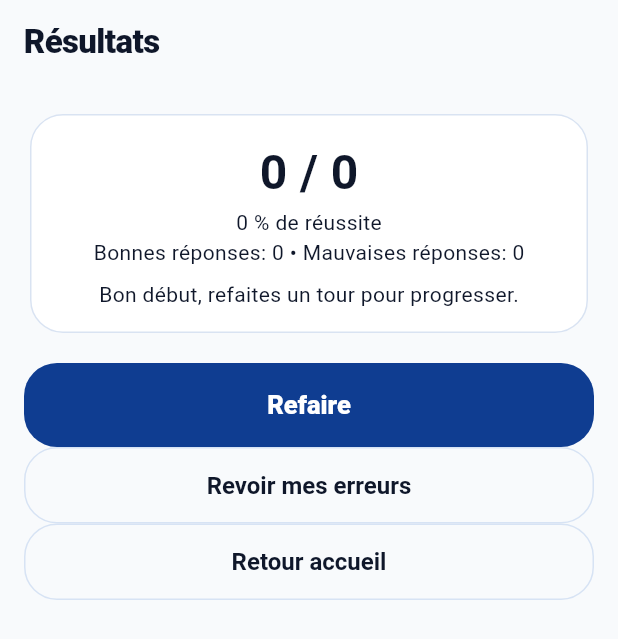
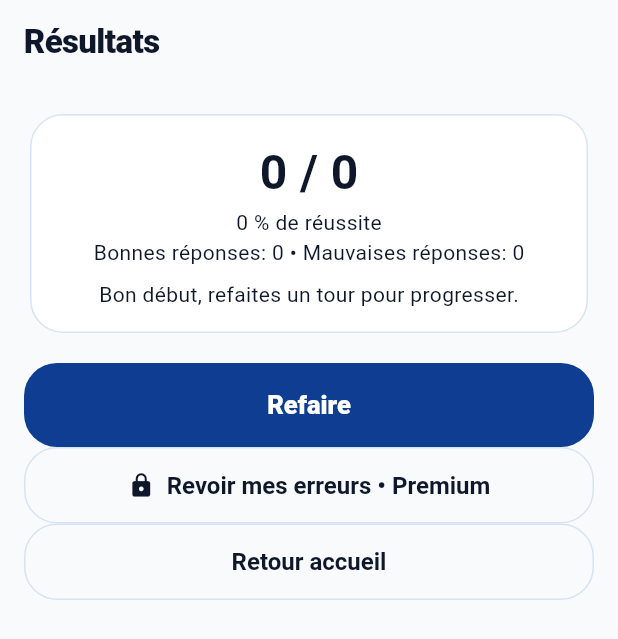
Before and after one commit to anaslamaizi/Examen-Civique, a Flutter app: the ResultsScreen screen opened directly, on a phone screen of 412 x 824 dp. Shown: the top 639 px of the screen. Run offline on Flutter 3.47's test engine with Material 3 defaults, Android fonts, the phone set to English and light mode, and no system bars; our stand-ins replace shared_preferences; accounts and stored records are empty.

Commit message:
feat: gate mistake review from results

```diff
--- a/lib/features/results/results_screen.dart
+++ b/lib/features/results/results_screen.dart
@@ -3,6 +3,7 @@ import 'package:provider/provider.dart';
 
 import '../../app/app_state.dart';
 import '../mistakes/mistakes_screen.dart';
+import '../premium/paywall_screen.dart';
 
 class ResultsScreen extends StatelessWidget {
   const ResultsScreen({super.key});
@@ -41,9 +42,16 @@ class ResultsScreen extends StatelessWidget {
               onPressed: () => Navigator.pop(context),
               child: const Text('Refaire'),
             ),
-            OutlinedButton(
-              onPressed: () => Navigator.push(context, MaterialPageRoute(builder: (_) => const MistakesScreen())),
-              child: const Text('Revoir mes erreurs'),
+            OutlinedButton.icon(
+              onPressed: () {
+                if (!state.isPremium) {
+                  Navigator.push(context, MaterialPageRoute(builder: (_) => const PaywallScreen()));
+                  return;
+                }
+                Navigator.push(context, MaterialPageRoute(builder: (_) => const MistakesScreen()));
+              },
+              icon: Icon(state.isPremium ? Icons.history_rounded : Icons.lock_rounded),
+              label: Text(state.isPremium ? 'Revoir mes erreurs' : 'Revoir mes erreurs • Premium'),
             ),
             OutlinedButton(
               onPressed: () => Navigator.popUntil(context, (route) => route.isFirst),
```
